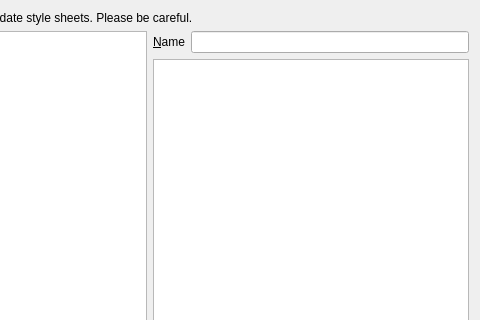
This is 2.x/UI/dooble_style_sheet.ui in textbrowser/dooble as Qt 5 draws it before an edit; both pictures show x 120 to 600 and y 0 to 320 of the 600 by 480 pixel window. The edited form follows.
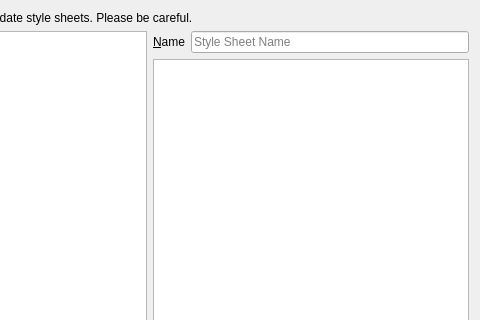
This is the edited form. Icons and pictures are not drawn.

The edit to the form file:
```diff
--- a/2.x/UI/dooble_style_sheet.ui
+++ b/2.x/UI/dooble_style_sheet.ui
@@ -55,7 +55,11 @@
           </widget>
          </item>
          <item>
-          <widget class="QLineEdit" name="name"/>
+          <widget class="QLineEdit" name="name">
+           <property name="placeholderText">
+            <string>Style Sheet Name</string>
+           </property>
+          </widget>
          </item>
         </layout>
        </item>
```
